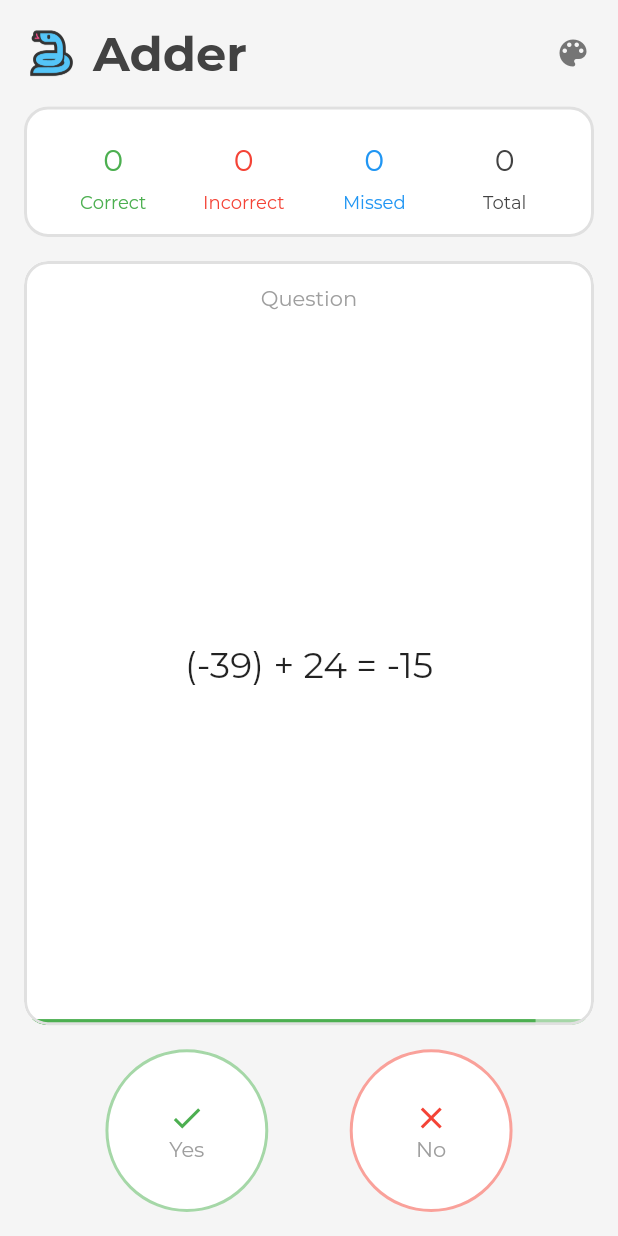
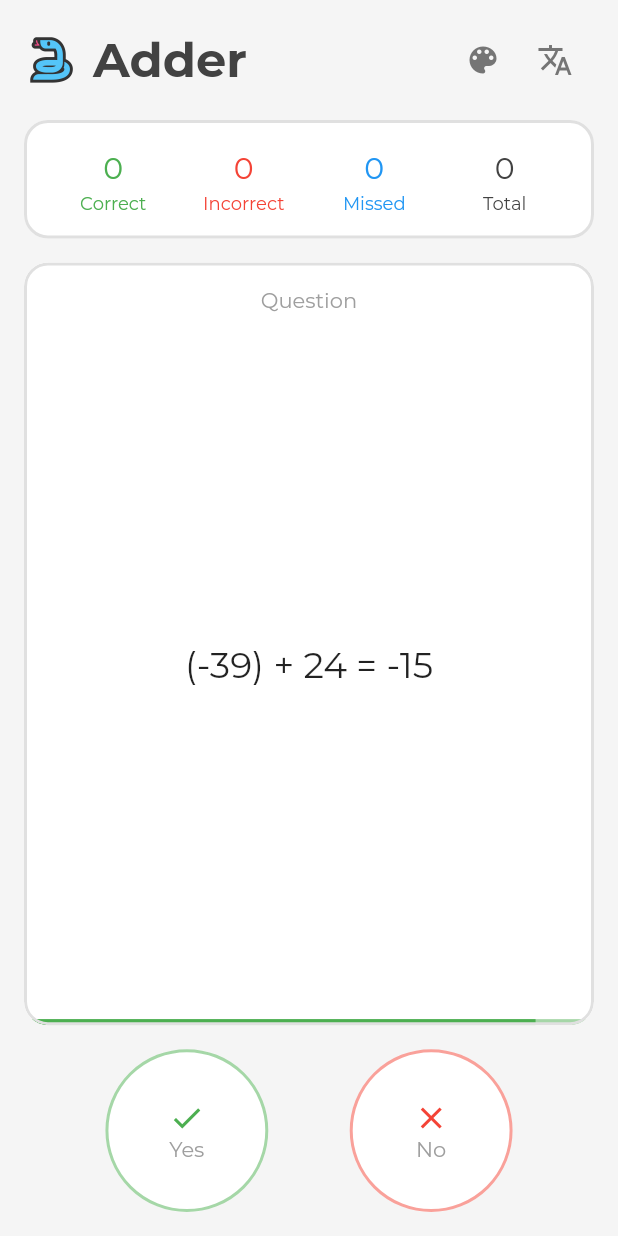
Before and after one commit to amanpalariya/adder, a Flutter app: the screen it shows after launch, after a tap on "Start", on a phone screen of 412 x 824 dp. Run offline on Flutter 3.47's test engine with Material 2 defaults, Android fonts, the phone set to English and light mode, and no system bars; our stand-ins replace bloc, flutter_bloc, freezed_annotation, get_it, injectable; generated files the repository leaves out were written again; project files that could hold a hidden picture were left out.

Commit message:
Add localization for English and Hindi

```diff
--- a/lib/presentation/app_widget.dart
+++ b/lib/presentation/app_widget.dart
@@ -1,4 +1,5 @@
-import 'package:adder_game/presentation/core/theme_provider.dart';
+import 'package:adder_game/presentation/core/localizations/localization_provider.dart';
+import 'package:adder_game/presentation/core/theme/theme_provider.dart';
 import 'package:adder_game/presentation/quiz/quiz_widget.dart';
 import 'package:flutter/material.dart';
 import 'package:provider/provider.dart';
@@ -11,20 +12,30 @@ class AppWidget extends StatefulWidget {
 class _AppWidgetState extends State<AppWidget> {
   @override
   Widget build(BuildContext context) {
-    return ChangeNotifierProvider(
+    return MultiProvider(
+      providers: [
+        ChangeNotifierProvider(
           create: (_) => ThemeProvider(),
-      child: Builder(
-        builder: (BuildContext context) {
+        ),
+        ChangeNotifierProvider(
+          create: (_) => LocalizationProvider(),
+        ),
+      ],
+      child: Builder(builder: (BuildContext context) {
         ThemeProvider themeProvider = ThemeProvider.of(context);
+        LocalizationProvider localizationProvider = LocalizationProvider.of(context);
         return MaterialApp(
           theme: themeProvider.lightTheme,
           darkTheme: themeProvider.darkTheme,
           debugShowCheckedModeBanner: false,
           themeMode: themeProvider.themeMode,
+          supportedLocales: localizationProvider.supportedLocales,
+          // localeResolutionCallback: (locale, supportedLocales) => locale,
+          locale: localizationProvider.currentLocale,
+          localizationsDelegates: localizationProvider.localizationsDelegates,
           home: QuizWidget(),
         );
-        }
-      ),
+      }),
     );
   }
 }
--- /dev/null
+++ b/lib/presentation/core/localizations/app_localization.dart
@@ -0,0 +1,63 @@
+import 'package:adder_game/presentation/core/localizations/app_localization_en.dart';
+import 'package:adder_game/presentation/core/localizations/app_localization_hi.dart';
+import 'package:flutter/material.dart';
+
+abstract class AppLocalization {
+  final Locale locale;
+
+  AppLocalization(this.locale);
+
+  String get appName;
+  String get quizPageTitle;
+  String get areYouReady;
+  String get changeTheme;
+  String get changeLanguage;
+  String get about;
+  String get aboutDialogContent;
+  String get yes;
+  String get no;
+  String get start;
+  String get restart;
+  String get correct;
+  String get incorrect;
+  String get missed;
+  String get total;
+  String get system;
+  String get english;
+  String get hindi;
+  String get light;
+  String get dark;
+  String get question;
+  String get answer;
+
+  static AppLocalization of(BuildContext context) => Localizations.of<AppLocalization>(context, AppLocalization);
+}
+
+class AppLocalizationDelegate extends LocalizationsDelegate<AppLocalization> {
+  static List<Locale> get supportedLocales => const [
+        Locale('en'),
+        Locale('hi'),
+      ];
+
+  @override
+  bool isSupported(Locale locale) {
+    return supportedLocales.any((supportedLocale) => supportedLocale.languageCode == locale.languageCode);
+  }
+
+  @override
+  Future<AppLocalization> load(Locale locale) async {
+    switch (locale.languageCode) {
+      case 'en':
+        return AppLocalizationEn();
+        break;
+      case 'hi':
+        return AppLocalizationHi();
+        break;
+      default:
+        return AppLocalizationEn();
+    }
+  }
+
+  @override
+  bool shouldReload(LocalizationsDelegate<AppLocalization> old) => false;
+}
--- /dev/null
+++ b/lib/presentation/core/localizations/localization_provider.dart
@@ -0,0 +1,46 @@
+import 'package:adder_game/presentation/core/localizations/app_localization.dart';
+import 'package:flutter/cupertino.dart';
+import 'package:flutter_localizations/flutter_localizations.dart';
+import 'package:provider/provider.dart';
+
+class LocalizationProvider with ChangeNotifier {
+  bool useSystem;
+  Locale _systemLocale;
+  Locale _currentLocale;
+
+  LocalizationProvider() {
+    useSystem = true;
+  }
+
+  Locale get currentLocale => useSystem ? _systemLocale : _currentLocale;
+
+  List<Locale> get supportedLocales => AppLocalizationDelegate.supportedLocales;
+
+  List<LocalizationsDelegate> get localizationsDelegates => [
+        GlobalMaterialLocalizations.delegate,
+        GlobalCupertinoLocalizations.delegate,
+        GlobalWidgetsLocalizations.delegate,
+        AppLocalizationDelegate(),
+      ];
+
+  Locale localeResolutionCallback(Locale systemLocale, _) {
+    _systemLocale = systemLocale;
+    return currentLocale;
+  }
+
+  void changeLocale({bool useSystemLocale = false, Locale locale}) {
+    assert(useSystemLocale || locale != null);
+    if (useSystemLocale) {
+      useSystem = true;
+      print("Using system locale");
+    } else {
+      useSystem = false;
+      _currentLocale = locale;
+      print("Using custom locale");
+    }
+    notifyListeners();
+  }
+
+  static LocalizationProvider of(BuildContext context, {bool listen = true}) =>
+      Provider.of<LocalizationProvider>(context, listen: listen);
+}
--- a/lib/presentation/quiz/quiz_page.dart
+++ b/lib/presentation/quiz/quiz_page.dart
@@ -1,6 +1,8 @@
 import 'package:adder_game/application/quiz_bloc/quiz_bloc.dart';
 import 'package:adder_game/domain/question.dart';
-import 'package:adder_game/presentation/core/theme_provider.dart';
+import 'package:adder_game/presentation/core/localizations/app_localization.dart';
+import 'package:adder_game/presentation/core/localizations/localization_provider.dart';
+import 'package:adder_game/presentation/core/theme/theme_provider.dart';
 import 'package:flutter/material.dart';
 import 'package:flutter_bloc/flutter_bloc.dart';
 import './theme.dart';
@@ -20,6 +22,7 @@ class _QuizPageState extends State<QuizPage> {
 
   @override
   Widget build(BuildContext context) {
+    print("Building QuizPage");
     myTheme = MyTheme.fromTheme(Theme.of(context));
     return BlocConsumer<QuizBloc, QuizState>(listener: (context, state) {
       // state.map(
@@ -66,9 +69,7 @@ class _QuizPageState extends State<QuizPage> {
               if (orientation == Orientation.landscape) {
                 return Padding(
                   padding: const EdgeInsets.only(
-                      left: horizontalPadding,
-                      right: horizontalPadding,
-                      bottom: horizontalPadding),
+                      left: horizontalPadding, right: horizontalPadding, bottom: horizontalPadding),
                   child: Row(
                     children: children,
                   ),
@@ -76,9 +77,7 @@ class _QuizPageState extends State<QuizPage> {
               } else {
                 return Padding(
                   padding: const EdgeInsets.only(
-                      left: horizontalPadding,
-                      right: horizontalPadding,
-                      bottom: horizontalPadding),
+                      left: horizontalPadding, right: horizontalPadding, bottom: horizontalPadding),
                   child: Column(
                     children: children,
                   ),
@@ -102,7 +101,7 @@ class _QuizPageState extends State<QuizPage> {
           width: 12,
         ),
         Text(
-          "Adder",
+          AppLocalization.of(context).quizPageTitle,
           style: TextStyle(
             fontSize: 32,
             fontWeight: FontWeight.bold,
@@ -128,7 +127,7 @@ class _QuizPageState extends State<QuizPage> {
       buttons = [
         _makeActionButton(
             icon: Icon(Icons.info_outline),
-            tooltip: "About",
+            tooltip: AppLocalization.of(context).about,
             onPressed: () {
               showAboutDialog(
                 context: context,
@@ -136,11 +135,10 @@ class _QuizPageState extends State<QuizPage> {
                   'assets/logo/ic_launcher.png',
                   scale: 3,
                 ),
-                applicationName: "Adder",
+                applicationName: AppLocalization.of(context).appName,
                 applicationVersion: "1.0.0",
                 children: [
-                  Text(
-                      'A game that helps you practice your addition skills. Spend time with this app and you will be rewarded.'),
+                  Text(AppLocalization.of(context).aboutDialogContent),
                 ],
               );
             })
@@ -149,6 +147,7 @@ class _QuizPageState extends State<QuizPage> {
       buttons = [];
     });
     buttons.add(_buildThemeChangeMenu());
+    buttons.add(_buildLanguageChangeMenu());
     return Row(
       mainAxisSize: MainAxisSize.min,
       children: buttons,
@@ -157,25 +156,25 @@ class _QuizPageState extends State<QuizPage> {
 
   Widget _buildThemeChangeMenu() {
     return PopupMenuButton(
-      child: Icon(Icons.color_lens, color: myTheme.appBarActionIconColor),
-      tooltip: "Change theme",
+      icon: Icon(Icons.color_lens, color: myTheme.appBarActionIconColor),
+      tooltip: AppLocalization.of(context).changeTheme,
       itemBuilder: (context) {
         return [
           PopupMenuItem(
-            child: Text("System"),
+            child: Text(AppLocalization.of(context).system),
             value: ThemeMode.system,
           ),
           PopupMenuItem(
-            child: Text("Light"),
+            child: Text(AppLocalization.of(context).light),
             value: ThemeMode.light,
           ),
           PopupMenuItem(
-            child: Text("Dark"),
+            child: Text(AppLocalization.of(context).dark),
             value: ThemeMode.dark,
           ),
         ];
       },
-      onSelected: (value){
+      onSelected: (value) {
         ThemeProvider.of(context, listen: false).changeThemeMode(value);
       },
     );
@@ -194,9 +193,40 @@ class _QuizPageState extends State<QuizPage> {
     );
   }
 
+  Widget _buildLanguageChangeMenu() {
+    return PopupMenuButton(
+      icon: Icon(Icons.translate, color: myTheme.appBarActionIconColor),
+      tooltip: AppLocalization.of(context).changeLanguage,
+      itemBuilder: (context) {
+        return [
+          PopupMenuItem(
+            child: Text(AppLocalization.of(context).system),
+            value: '',
+          ),
+          PopupMenuItem(
+            child: Text(AppLocalization.of(context).hindi),
+            value: 'hi',
+          ),
+          PopupMenuItem(
+            child: Text(AppLocalization.of(context).english),
+            value: 'en',
+          ),
+        ];
+      },
+      onSelected: (value) {
+        print("Selected value: $value");
+        LocalizationProvider localizationProvider = LocalizationProvider.of(context, listen: false);
+        if (value == '') {
+          localizationProvider.changeLocale(useSystemLocale: true);
+        } else {
+          localizationProvider.changeLocale(locale: Locale(value));
+        }
+      },
+    );
+  }
+
   Widget _buildAppBar(QuizState state) {
-    EdgeInsetsGeometry padding =
-        const EdgeInsets.symmetric(horizontal: 18.0, vertical: 16.0);
+    EdgeInsetsGeometry padding = const EdgeInsets.symmetric(horizontal: 18.0, vertical: 16.0);
     return Material(
       color: Colors.transparent,
       child: SafeArea(
@@ -208,15 +238,14 @@ class _QuizPageState extends State<QuizPage> {
     );
   }
 
-  Widget _buildInfoColumn(
-      {@required int data, String supportingText, Color color}) {
+  Widget _buildInfoColumn({@required int data, String supportingText, Color color}) {
     color = color ?? myTheme.primaryTextColor;
     return Column(
       mainAxisSize: MainAxisSize.min,
       mainAxisAlignment: MainAxisAlignment.center,
       children: <Widget>[
         Padding(
-          padding: const EdgeInsets.all(8.0),
+          padding: const EdgeInsets.all(4.0),
           child: Text(
             '$data',
             style: TextStyle(
@@ -243,27 +272,25 @@ class _QuizPageState extends State<QuizPage> {
         Expanded(
           child: _buildInfoColumn(
               data: state.correctAnswersCount,
-              supportingText: "Correct",
+              supportingText: AppLocalization.of(context).correct,
               color: myTheme.correctAnswerColor),
         ),
         Expanded(
           child: _buildInfoColumn(
               data: state.incorrectAnswersCount,
-              supportingText: "Incorrect",
+              supportingText: AppLocalization.of(context).incorrect,
               color: myTheme.incorrectAnswerColor),
         ),
         Expanded(
           child: _buildInfoColumn(
-              data: state.totalAnswersCount -
-                  state.correctAnswersCount -
-                  state.incorrectAnswersCount,
-              supportingText: "Missed",
+              data: state.totalAnswersCount - state.correctAnswersCount - state.incorrectAnswersCount,
+              supportingText: AppLocalization.of(context).missed,
               color: myTheme.missedAnswerColor),
         ),
         Expanded(
           child: _buildInfoColumn(
             data: state.totalAnswersCount,
-            supportingText: "Total",
+            supportingText: AppLocalization.of(context).total,
           ),
         ),
       ],
@@ -271,27 +298,25 @@ class _QuizPageState extends State<QuizPage> {
         Expanded(
           child: _buildInfoColumn(
               data: state.correctAnswersCount,
-              supportingText: "Correct",
+              supportingText: AppLocalization.of(context).correct,
               color: myTheme.correctAnswerColor),
         ),
         Expanded(
           child: _buildInfoColumn(
               data: state.incorrectAnswersCount,
-              supportingText: "Incorrect",
+              supportingText: AppLocalization.of(context).incorrect,
               color: myTheme.incorrectAnswerColor),
         ),
         Expanded(
           child: _buildInfoColumn(
-              data: state.totalAnswersCount -
-                  state.correctAnswersCount -
-                  state.incorrectAnswersCount,
-              supportingText: "Missed",
+              data: state.totalAnswersCount - state.correctAnswersCount - state.incorrectAnswersCount,
+              supportingText: AppLocalization.of(context).missed,
               color: myTheme.missedAnswerColor),
         ),
         Expanded(
           child: _buildInfoColumn(
             data: state.totalAnswersCount,
-            supportingText: "Total",
+            supportingText: AppLocalization.of(context).total,
           ),
         ),
       ],
@@ -299,27 +324,25 @@ class _QuizPageState extends State<QuizPage> {
         Expanded(
           child: _buildInfoColumn(
               data: state.correctAnswersCount,
-              supportingText: "Correct",
+              supportingText: AppLocalization.of(context).correct,
               color: myTheme.correctAnswerColor),
         ),
         Expanded(
           child: _buildInfoColumn(
               data: state.incorrectAnswersCount,
-              supportingText: "Incorrect",
+              supportingText: AppLocalization.of(context).incorrect,
               color: myTheme.incorrectAnswerColor),
         ),
         Expanded(
           child: _buildInfoColumn(
-              data: state.totalAnswersCount -
-                  state.correctAnswersCount -
-                  state.incorrectAnswersCount,
-              supportingText: "Missed",
+              data: state.totalAnswersCount - state.correctAnswersCount - state.incorrectAnswersCount,
+              supportingText: AppLocalization.of(context).missed,
               color: myTheme.missedAnswerColor),
         ),
         Expanded(
           child: _buildInfoColumn(
             data: state.totalAnswersCount,
-            supportingText: "Total",
+            supportingText: AppLocalization.of(context).total,
           ),
         ),
       ],
@@ -375,8 +398,7 @@ class _QuizPageState extends State<QuizPage> {
     return "${seconds.toStringAsFixed(2)}";
   }
 
-  Widget _buildQuestionContent(
-      Question question, Duration timeLeft, Duration maxTimePerQuestion) {
+  Widget _buildQuestionContent(Question question, Duration timeLeft, Duration maxTimePerQuestion) {
     const double padding = 16.0;
     MaterialColor timeColors = myTheme.highTimeRemainingColor;
     if (timeLeft.inSeconds < 5 && timeLeft.inSeconds > 2) {
@@ -395,7 +417,7 @@ class _QuizPageState extends State<QuizPage> {
             top: padding,
           ),
           child: Text(
-            "Question",
+            AppLocalization.of(context).question,
             style: TextStyle(
               color: myTheme.secondaryTextColor,
             ),
@@ -433,8 +455,7 @@ class _QuizPageState extends State<QuizPage> {
     );
   }
 
-  Widget _buildResponseContent(Question question, Response response,
-      Duration timeLeft, Duration totalTime) {
+  Widget _buildResponseContent(Question question, Response response, Duration timeLeft, Duration totalTime) {
     Color signalColor;
     switch (response) {
       case Response.DoneRight:
@@ -461,7 +482,7 @@ class _QuizPageState extends State<QuizPage> {
             top: padding,
           ),
           child: Text(
-            "Answer",
+            AppLocalization.of(context).answer,
             style: TextStyle(
               color: myTheme.secondaryTextColor,
             ),
@@ -483,9 +504,7 @@ class _QuizPageState extends State<QuizPage> {
           ),
         ),
         Theme(
-          data: ThemeData(
-              primarySwatch: myTheme.lessImportantTimeRemainingColor,
-              brightness: myTheme.brightness),
+          data: ThemeData(primarySwatch: myTheme.lessImportantTimeRemainingColor, brightness: myTheme.brightness),
           child: Opacity(
             opacity: 0.3,
             child: LinearProgressIndicator(
@@ -503,10 +522,9 @@ class _QuizPageState extends State<QuizPage> {
     child = state.map(
       initial: (state) => _buildStartScreen(),
       loadingQuestion: (state) => _buildLoading(),
-      showingQuestion: (state) => _buildQuestionContent(
-          state.question, state.timeLeft, state.maxTimePerQuestion),
-      showingResponse: (state) => _buildResponseContent(
-          state.question, state.response, state.timeLeft, state.totalTime),
+      showingQuestion: (state) => _buildQuestionContent(state.question, state.timeLeft, state.maxTimePerQuestion),
+      showingResponse: (state) =>
+          _buildResponseContent(state.question, state.response, state.timeLeft, state.totalTime),
     );
     return Material(
       shape: RoundedRectangleBorder(
@@ -574,12 +592,11 @@ class _QuizPageState extends State<QuizPage> {
   Widget _buildYesButton(BuildContext context, QuizState state) {
     return _buildButton(
       iconData: Icons.check,
-      text: 'Yes',
+      text: AppLocalization.of(context).yes,
       onTap: () {
         context.bloc<QuizBloc>().add(QuizEvent.onYesButtonPressed());
       },
-      enabled:
-          state.maybeMap(showingQuestion: (state) => true, orElse: () => false),
+      enabled: state.maybeMap(showingQuestion: (state) => true, orElse: () => false),
       color: myTheme.yesButtonColor,
     );
   }
@@ -587,12 +604,11 @@ class _QuizPageState extends State<QuizPage> {
   Widget _buildNoButton(BuildContext context, QuizState state) {
     return _buildButton(
       iconData: Icons.clear,
-      text: 'No',
+      text: AppLocalization.of(context).no,
       onTap: () {
         context.bloc<QuizBloc>().add(QuizEvent.onNoButtonPressed());
       },
-      enabled:
-          state.maybeMap(showingQuestion: (state) => true, orElse: () => false),
+      enabled: state.maybeMap(showingQuestion: (state) => true, orElse: () => false),
       color: myTheme.noButtonColor,
     );
   }
@@ -600,7 +616,7 @@ class _QuizPageState extends State<QuizPage> {
   Widget _buildStartButton(BuildContext context, QuizState state) {
     return _buildButton(
       iconData: Icons.play_arrow,
-      text: 'Start',
+      text: AppLocalization.of(context).start,
       onTap: () {
         context.bloc<QuizBloc>().add(QuizEvent.start());
       },
--- a/pubspec.yaml
+++ b/pubspec.yaml
@@ -26,6 +26,8 @@ dependencies:
   get_it: any
   injectable: any
   provider: any
+  flutter_localizations:
+    sdk: flutter
 
 dev_dependencies:
   flutter_test:
```
Also changed, not shown: lib/presentation/core/localizations/app_localization_en.dart (added, +74 -0 lines), lib/presentation/core/localizations/app_localization_hi.dart (added, +74 -0 lines), lib/presentation/core/theme/theme_provider.dart (renamed from lib/presentation/core/theme_provider.dart), pubspec.lock, 1 other file. Lines whose indentation alone changed are shown as unchanged.
